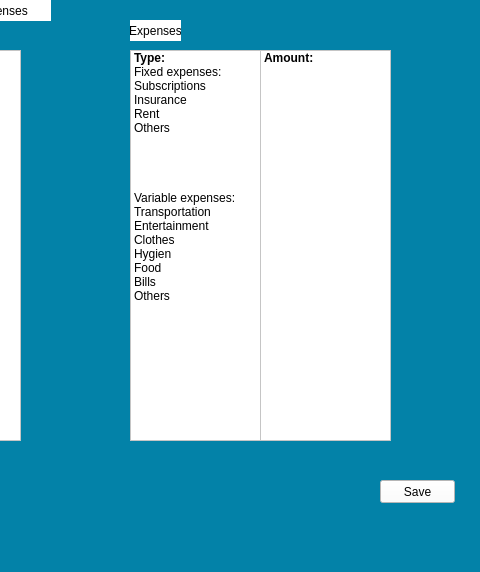
Qt form firstlogin.ui (wilcer1/STMP) before a commit; both pictures show x 320 to 800 and y 0 to 572 of the 800 by 572 pixel window.
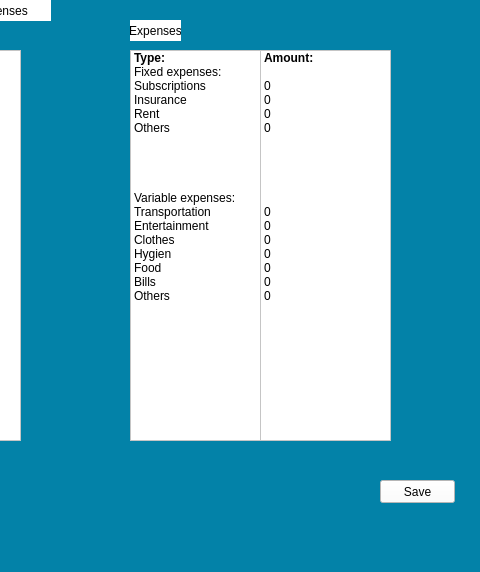
The same form after that commit.

The edit to the form file:
```diff
--- a/firstlogin.ui
+++ b/firstlogin.ui
@@ -281,7 +281,7 @@
     </item>
     <item>
      <property name="text">
-      <string/>
+      <string>0</string>
      </property>
      <property name="flags">
       <set>ItemIsSelectable|ItemIsEditable|ItemIsDragEnabled|ItemIsUserCheckable|ItemIsEnabled</set>
@@ -289,7 +289,7 @@
     </item>
     <item>
      <property name="text">
-      <string/>
+      <string>0</string>
      </property>
      <property name="flags">
       <set>ItemIsSelectable|ItemIsEditable|ItemIsDragEnabled|ItemIsUserCheckable|ItemIsEnabled</set>
@@ -297,7 +297,7 @@
     </item>
     <item>
      <property name="text">
-      <string/>
+      <string>0</string>
      </property>
      <property name="flags">
       <set>ItemIsSelectable|ItemIsEditable|ItemIsDragEnabled|ItemIsUserCheckable|ItemIsEnabled</set>
@@ -305,7 +305,7 @@
     </item>
     <item>
      <property name="text">
-      <string/>
+      <string>0</string>
      </property>
      <property name="flags">
       <set>ItemIsSelectable|ItemIsEditable|ItemIsDragEnabled|ItemIsUserCheckable|ItemIsEnabled</set>
@@ -338,7 +338,7 @@
     </item>
     <item>
      <property name="text">
-      <string/>
+      <string>0</string>
      </property>
      <property name="flags">
       <set>ItemIsSelectable|ItemIsEditable|ItemIsDragEnabled|ItemIsUserCheckable|ItemIsEnabled</set>
@@ -346,7 +346,7 @@
     </item>
     <item>
      <property name="text">
-      <string/>
+      <string>0</string>
      </property>
      <property name="flags">
       <set>ItemIsSelectable|ItemIsEditable|ItemIsDragEnabled|ItemIsUserCheckable|ItemIsEnabled</set>
@@ -354,7 +354,7 @@
     </item>
     <item>
      <property name="text">
-      <string/>
+      <string>0</string>
      </property>
      <property name="flags">
       <set>ItemIsSelectable|ItemIsEditable|ItemIsDragEnabled|ItemIsUserCheckable|ItemIsEnabled</set>
@@ -362,7 +362,7 @@
     </item>
     <item>
      <property name="text">
-      <string/>
+      <string>0</string>
      </property>
      <property name="flags">
       <set>ItemIsSelectable|ItemIsEditable|ItemIsDragEnabled|ItemIsUserCheckable|ItemIsEnabled</set>
@@ -370,7 +370,7 @@
     </item>
     <item>
      <property name="text">
-      <string/>
+      <string>0</string>
      </property>
      <property name="flags">
       <set>ItemIsSelectable|ItemIsEditable|ItemIsDragEnabled|ItemIsUserCheckable|ItemIsEnabled</set>
@@ -378,7 +378,7 @@
     </item>
     <item>
      <property name="text">
-      <string/>
+      <string>0</string>
      </property>
      <property name="flags">
       <set>ItemIsSelectable|ItemIsEditable|ItemIsDragEnabled|ItemIsUserCheckable|ItemIsEnabled</set>
@@ -386,7 +386,7 @@
     </item>
     <item>
      <property name="text">
-      <string/>
+      <string>0</string>
      </property>
      <property name="flags">
       <set>ItemIsSelectable|ItemIsEditable|ItemIsDragEnabled|ItemIsUserCheckable|ItemIsEnabled</set>
```
